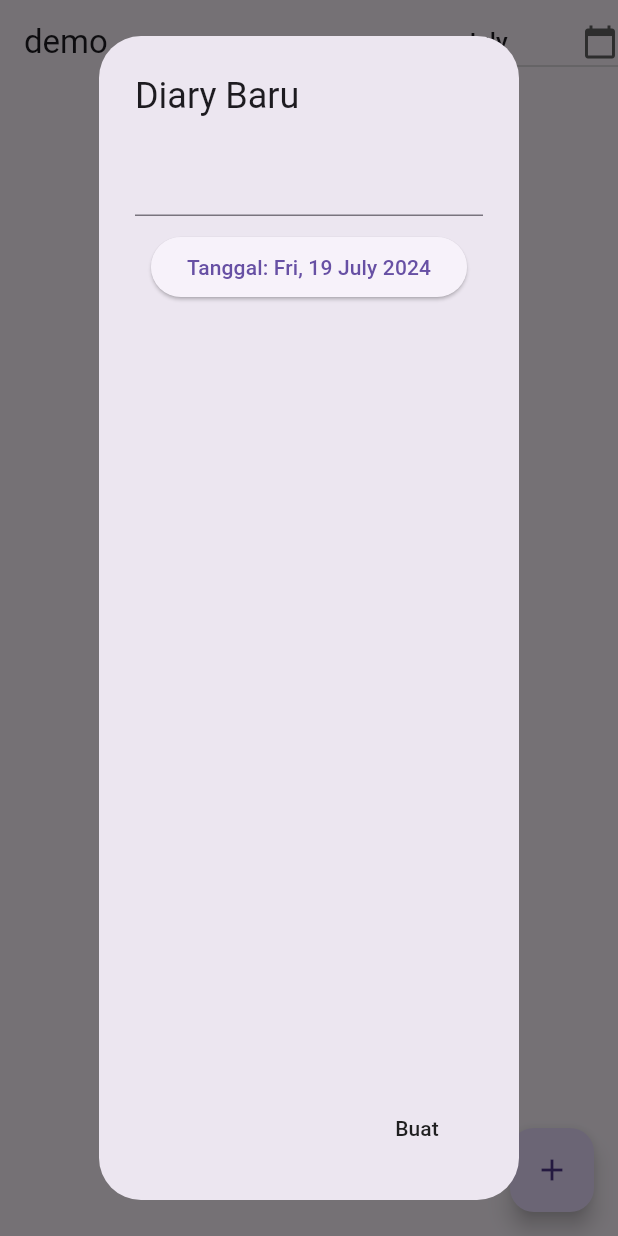
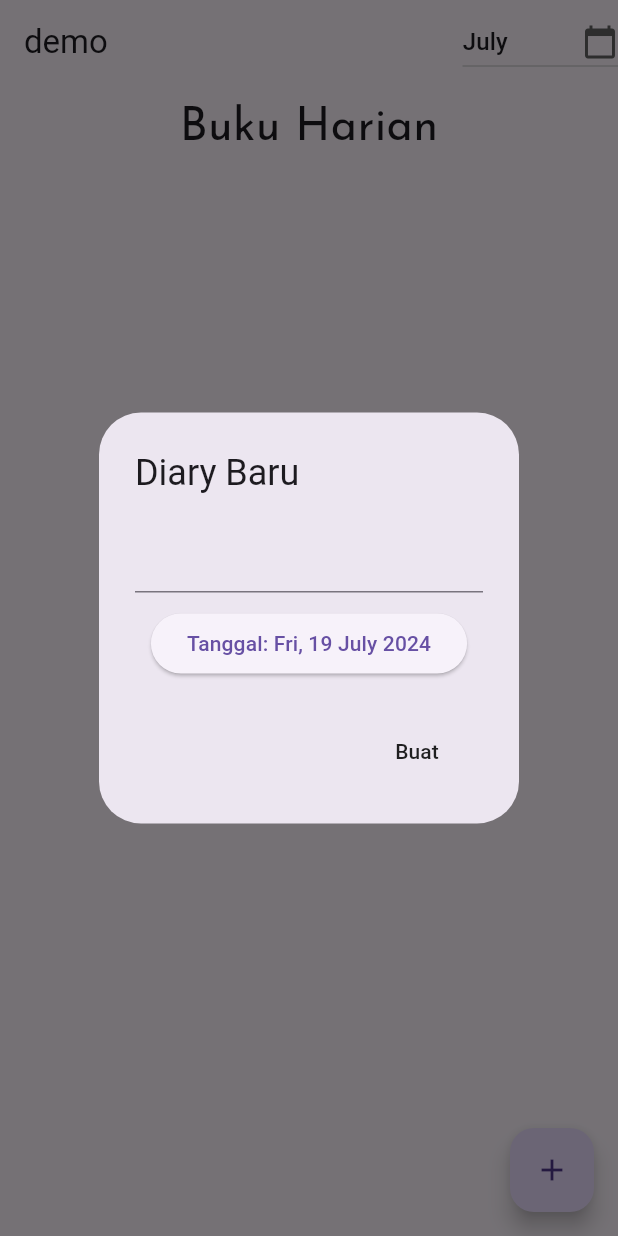
Before and after one commit to jenisalwaa/bukuharianv2, a Flutter app: the screen it shows after launch, after a tap on the "add" icon, on a phone screen of 412 x 824 dp. Run offline on Flutter 3.47's test engine with Material 3 defaults, Android fonts, the phone set to English and light mode, and no system bars; our stand-ins replace flutter_slidable, google_fonts, isar; accounts and stored records are empty; generated files the repository leaves out were written again.

Commit message:
Update homepage.dart
use stateful builder on the create diary class so the alert dialog displayed correctly as intended

```diff
--- a/lib/pages/homepage.dart
+++ b/lib/pages/homepage.dart
@@ -1,6 +1,7 @@
 import 'package:bukuharianv2/models/diary.dart';
 import 'package:bukuharianv2/models/diary_database.dart';
 import 'package:flutter/material.dart';
+import 'package:flutter/widgets.dart';
 import 'package:flutter_slidable/flutter_slidable.dart';
 import 'package:google_fonts/google_fonts.dart';
 import 'package:provider/provider.dart';
@@ -15,6 +16,7 @@ class Homepage extends StatefulWidget {
 
 class _HomepageState extends State<Homepage> {
   final textController = TextEditingController();
+
   DateTime selectedDate = DateTime.now();
   int selectedMonth = DateTime.now().month;
 
@@ -30,9 +32,14 @@ class _HomepageState extends State<Homepage> {
   void createDiary() {
     showDialog(
       context: context,
-      builder: (context) => AlertDialog(
+      builder: (context) {
+        DateTime localSelectedDate = selectedDate;
+
+        return StatefulBuilder(
+          builder: (context, setState) => AlertDialog(
             title: const Text("Diary Baru"),
             content: Column(
+              mainAxisSize: MainAxisSize.min,
               children: [
                 TextField(
                   controller: textController,
@@ -46,29 +53,27 @@ class _HomepageState extends State<Homepage> {
                   onPressed: () async {
                     final DateTime? picked = await showDatePicker(
                       context: context,
-                  initialDate: selectedDate,
+                      initialDate: localSelectedDate,
                       firstDate: DateTime(2020),
                       lastDate: DateTime.now(),
                     );
                     if (picked != null) {
                       setState(() {
-                    selectedDate = picked;
+                        localSelectedDate = picked;
                       });
                     }
                   },
-              child: Text(selectedDate != null
-                  ? 'Tanggal: ${DateFormat('EEE, d MMMM yyyy').format(selectedDate)}'
-                  : 'Pilih Tanggal'),
-            )
+                  child: Text(
+                    'Tanggal: ${DateFormat('EEE, d MMMM yyyy').format(localSelectedDate)}',
+                  ),
+                ),
               ],
             ),
             actions: [
               MaterialButton(
                 onPressed: () {
                   //menambahkan ke db
-              context
-                  .read<DiaryDatabase>()
-                  .addDiary(textController.text, selectedDate);
+                  context.read<DiaryDatabase>().addDiary(textController.text, localSelectedDate);
 
                   //membersihkan controller
                   textController.clear();
@@ -80,6 +85,8 @@ class _HomepageState extends State<Homepage> {
               ),
             ],
           ),
+        );
+      },
     );
   }
 
@@ -103,9 +110,7 @@ class _HomepageState extends State<Homepage> {
           MaterialButton(
             onPressed: () {
               //perbarui data di db
-              context
-                  .read<DiaryDatabase>()
-                  .updateDiary(diary.id, textController.text);
+              context.read<DiaryDatabase>().updateDiary(diary.id, textController.text);
               //clear controller
               textController.clear();
               //pop dialog box
@@ -134,8 +139,7 @@ class _HomepageState extends State<Homepage> {
     final diaryDatabase = context.watch<DiaryDatabase>();
 
     //current diary
-    List<Diary> currentDiary = diaryDatabase.currentDiary
-      ..sort((a, b) => b.date.compareTo(a.date));
+    List<Diary> currentDiary = diaryDatabase.currentDiary..sort((a, b) => b.date.compareTo(a.date));
 
     // filter isi diary berdasarkan bulan
     currentDiary = filterDiaryByMonth(currentDiary, selectedMonth);
@@ -152,8 +156,7 @@ class _HomepageState extends State<Homepage> {
             items: List.generate(12, (index) => index + 1)
                 .map((month) => DropdownMenuItem<int>(
                       value: month,
-                      child: Text(
-                          DateFormat('MMMM').format(DateTime(2024, month))),
+                      child: Text(DateFormat('MMMM').format(DateTime(2024, month))),
                     ))
                 .toList(),
             onChanged: (newMonth) {
@@ -213,8 +216,7 @@ class _HomepageState extends State<Homepage> {
                   ),
                   child: ListTile(
                     title: Text(diary.text),
-                    subtitle:
-                        Text(DateFormat('EEE, d MMMM yyyy').format(diary.date)),
+                    subtitle: Text(DateFormat('EEE, d MMMM yyyy').format(diary.date)),
                   ),
                 );
               },
```
Lines whose indentation alone changed are shown as unchanged.
